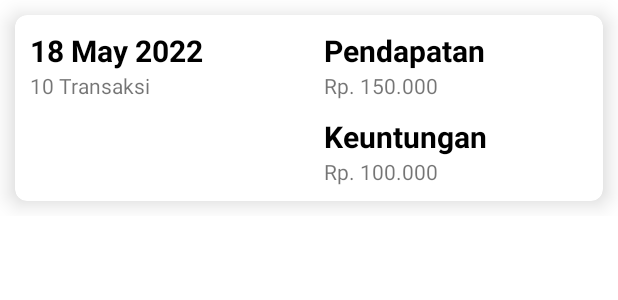
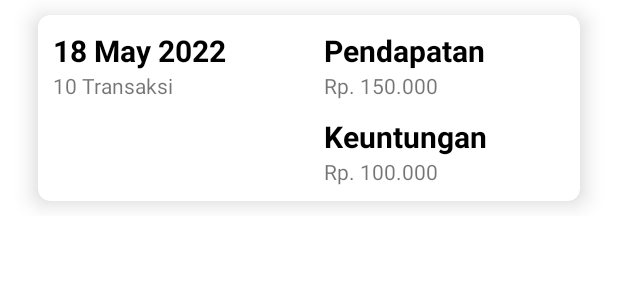
Before and after one commit to Fancesatria/KasirOnlineAndroid, an Android app: the layout item_pendapatan.xml on its own in the app's theme, with its tools: preview values and no code run, on a phone screen of 412 x 824 dp. Shown: the top 300 px of the screen. Run offline under Robolectric (Android 15) with nearby library versions, the phone set to English and light mode, and no system bars.

Commit message:
2305 - laporan dan item pendapatan

```diff
--- a/app/src/main/res/layout/item_pendapatan.xml
+++ b/app/src/main/res/layout/item_pendapatan.xml
@@ -6,9 +6,13 @@
     android:orientation="vertical">
 
     <androidx.cardview.widget.CardView
+        android:id="@+id/ItemCardView"
         android:layout_width="match_parent"
         android:layout_height="match_parent"
-        android:layout_margin="10dp"
+        android:layout_marginTop="10dp"
+        android:layout_marginBottom="10dp"
+        android:layout_marginLeft="25dp"
+        android:layout_marginRight="25dp"
         app:cardElevation="9dp"
         app:cardCornerRadius="8dp"
         app:cardBackgroundColor="#FFFFFF">
```
Also changed, not shown: app/src/main/res/layout/activity_laporan_pendapatan.xml (indentation only).
